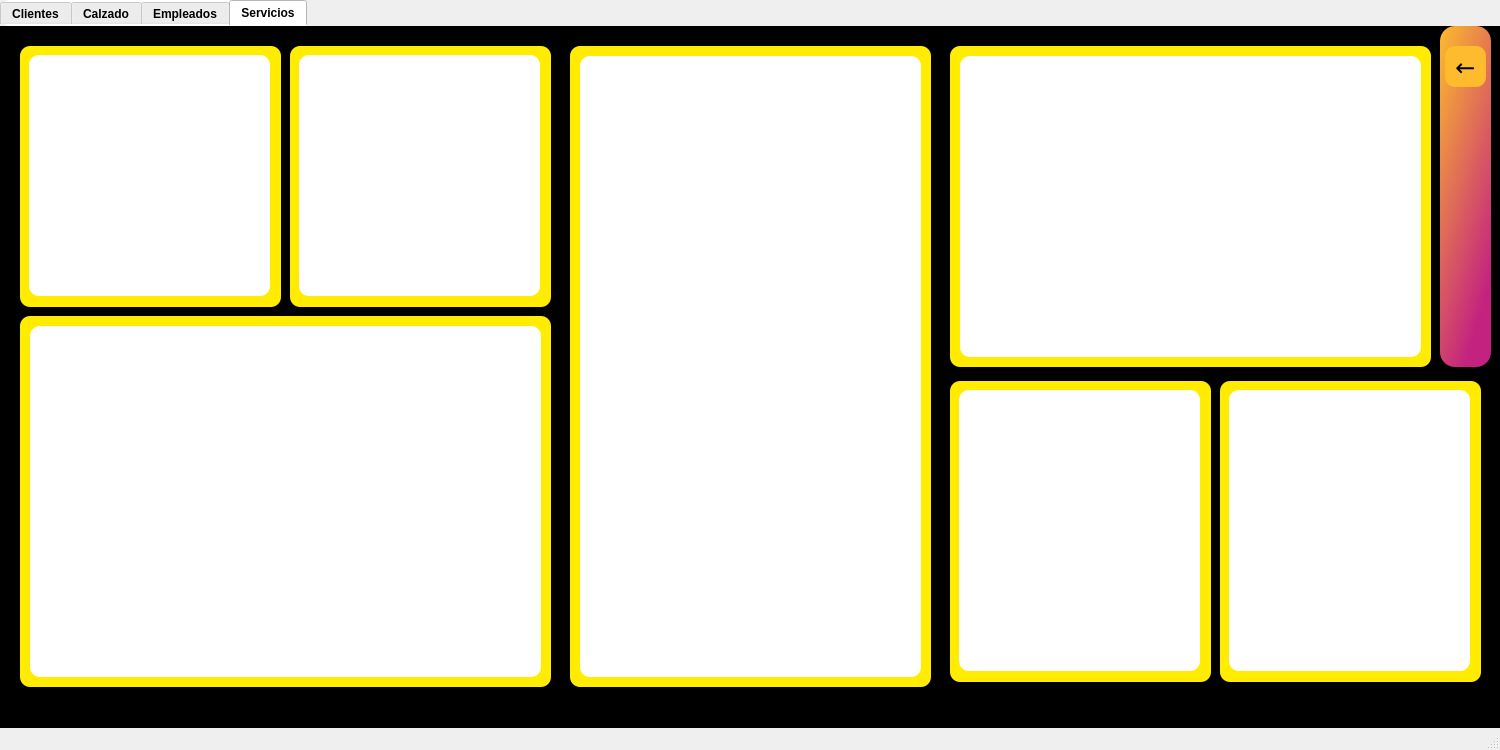
This is dashboard.ui in xXDatiXx/DashBoard_Bases as Qt 5 draws it before an edit. The edited form follows.
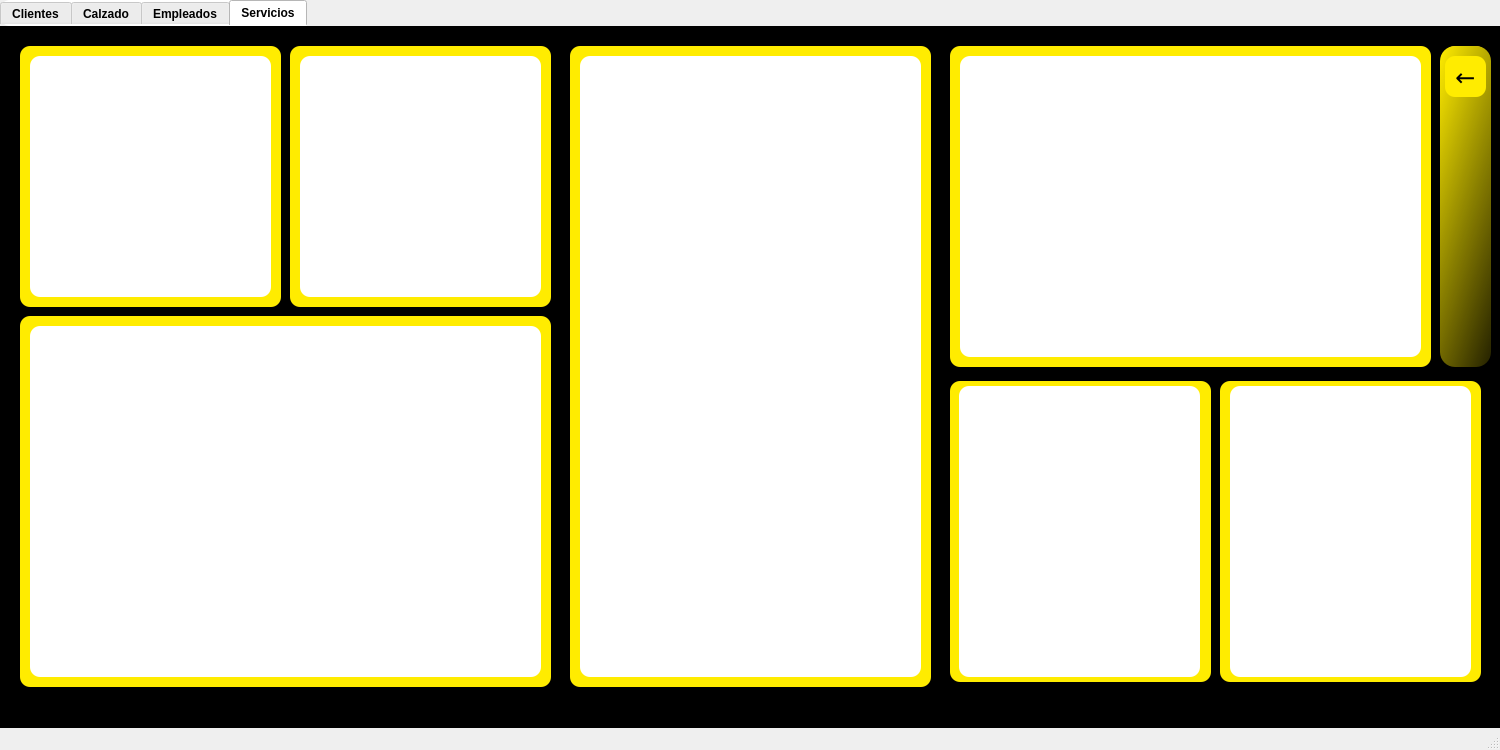
This is the edited form. The open tabs and pages were chosen to show the change.

Diff of the .ui file:
```diff
--- a/dashboard.ui
+++ b/dashboard.ui
@@ -1154,10 +1154,10 @@
      <widget class="QGraphicsView" name="servicios_graphicsView_8">
       <property name="geometry">
        <rect>
-        <x>1229</x>
-        <y>364</y>
+        <x>1230</x>
+        <y>360</y>
         <width>241</width>
-        <height>281</height>
+        <height>291</height>
        </rect>
       </property>
      </widget>
@@ -1165,16 +1165,13 @@
       <property name="geometry">
        <rect>
         <x>1440</x>
-        <y>0</y>
+        <y>20</y>
         <width>51</width>
-        <height>341</height>
+        <height>321</height>
        </rect>
       </property>
       <property name="styleSheet">
-       <string notr="true">
-background-color:qlineargradient(spread:pad, x1:1, y1:2, x2:0, y2:0, stop:0 rgba(195,34,127), stop:0.502488 rgba(195,34,127,1), stop:1 rgba(253,187,45,1));
-
-
+       <string notr="true">background-color:qlineargradient(spread:pad, x1:1, y1:2, x2:0, y2:0, stop:0 rgba(0, 0, 0, 1), stop:0.302488 rgba(0, 0, 0, 1), stop:1 rgba(255,236,0, 1));
 border-radius: 15px;</string>
       </property>
       <property name="text">
@@ -1208,9 +1205,9 @@
       <property name="geometry">
        <rect>
         <x>959</x>
-        <y>364</y>
+        <y>360</y>
         <width>241</width>
-        <height>281</height>
+        <height>291</height>
        </rect>
       </property>
      </widget>
@@ -1227,8 +1224,8 @@
      <widget class="QGraphicsView" name="servicios_graphicsView_1">
       <property name="geometry">
        <rect>
-        <x>29</x>
-        <y>29</y>
+        <x>30</x>
+        <y>30</y>
         <width>241</width>
         <height>241</height>
        </rect>
@@ -1247,8 +1244,8 @@
      <widget class="QGraphicsView" name="servicios_graphicsView_3">
       <property name="geometry">
        <rect>
-        <x>299</x>
-        <y>29</y>
+        <x>300</x>
+        <y>30</y>
         <width>241</width>
         <height>241</height>
        </rect>
@@ -1284,7 +1281,7 @@
       <property name="geometry">
        <rect>
         <x>1445</x>
-        <y>20</y>
+        <y>30</y>
         <width>41</width>
         <height>41</height>
        </rect>
@@ -1302,7 +1299,7 @@
        <cursorShape>PointingHandCursor</cursorShape>
       </property>
       <property name="styleSheet">
-       <string notr="true">background-color: #fdbb2d;
+       <string notr="true">background-color: rgb(255,236,0);
 font: 18pt &quot;MS Outlook&quot;;</string>
       </property>
       <property name="text">
```
Left out of the diff: 35 changed lines with no effect on the pictures.
